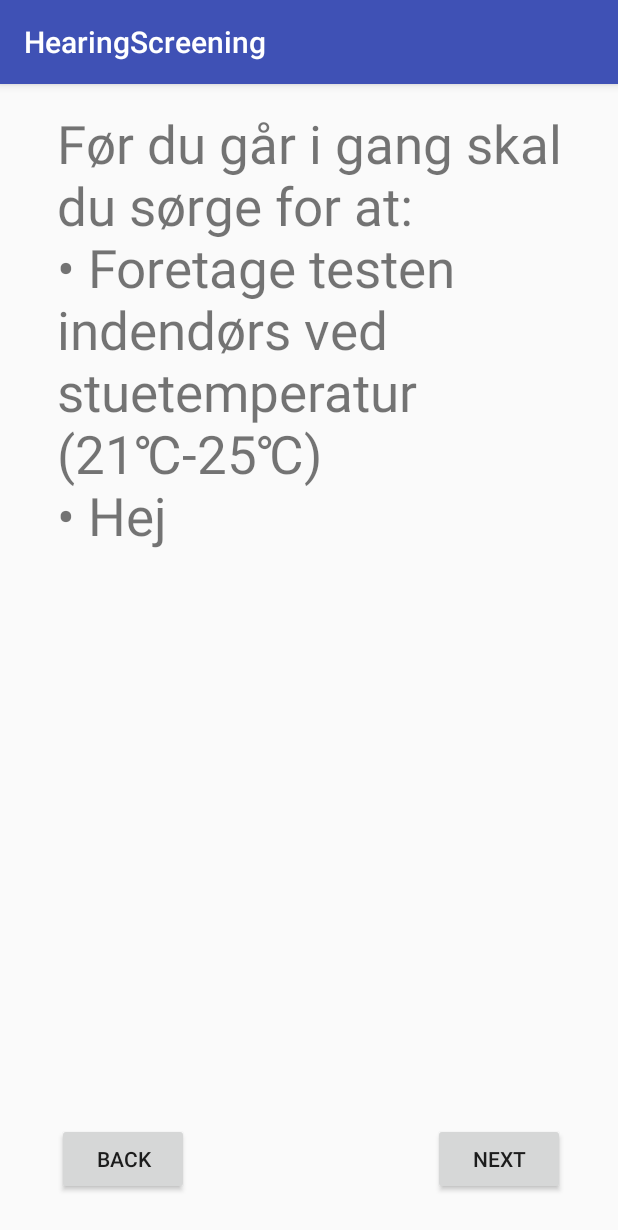
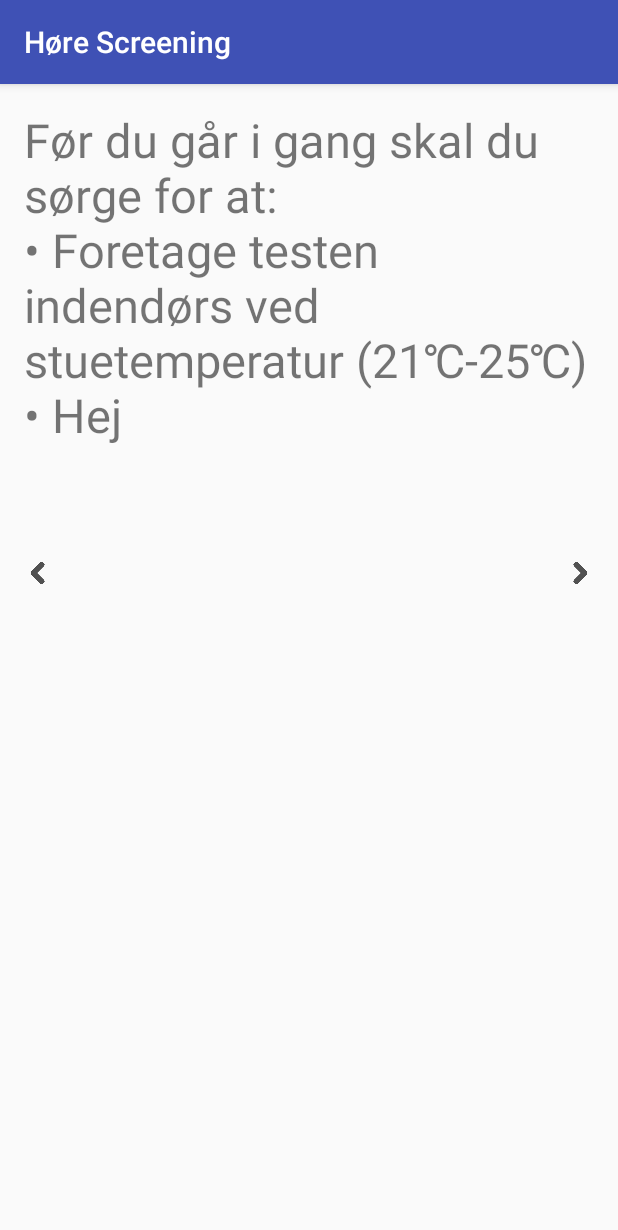
Before and after one commit to ChrisDaBang/CE.BachelorProject, an Android app: the screen it shows after launch (HowToActivity), after a tap on "HVORDAN TAGER JEG TESTEN?", on a phone screen of 412 x 824 dp. Shown: the top 1230 px of the screen. Run offline under Robolectric (Android 15) with nearby library versions, the phone set to English and light mode, and no system bars.

Commit message:
Added animations and tutorial swipe and touched up image resources

```diff
--- a/app/src/main/java/student/sdu/hearingscreening/activities/MainMenuActivity.java
+++ b/app/src/main/java/student/sdu/hearingscreening/activities/MainMenuActivity.java
@@ -21,8 +21,10 @@ public class MainMenuActivity extends AppCompatActivity {
             public void onClick(View v)
             {
                 Intent mainIntent = new Intent(getApplicationContext(), HowToActivity.class);
+                mainIntent.setFlags(Intent.FLAG_ACTIVITY_NO_ANIMATION);
                 MainMenuActivity.this.startActivity(mainIntent);
-                MainMenuActivity.this.finish(); //Should you finish? Who knows
+                overridePendingTransition(R.anim.push_right_in, R.anim.push_right_out2);
+                MainMenuActivity.this.finish();
             }
         });
 
--- a/app/src/main/java/student/sdu/hearingscreening/adapters/EarlierResultsListAdapter.java
+++ b/app/src/main/java/student/sdu/hearingscreening/adapters/EarlierResultsListAdapter.java
@@ -72,10 +72,10 @@ public class EarlierResultsListAdapter extends BaseExpandableListAdapter {
         }
         if(isExpanded) {
             row.setCompoundDrawablesWithIntrinsicBounds(
-                    R.mipmap.arrow_down, 0, 0, 0);
+                    R.drawable.arrow_down, 0, 0, 0);
         } else{
             row.setCompoundDrawablesWithIntrinsicBounds(
-                    R.mipmap.arrow_right, 0, 0, 0);
+                    R.drawable.arrow_right, 0, 0, 0);
         }
         row.setTypeface(Typeface.DEFAULT_BOLD);
         row.setTextSize(30);
--- /dev/null
+++ b/app/src/main/res/anim/push_right_in.xml
@@ -0,0 +1,5 @@
+<?xml version="1.0" encoding="utf-8"?>
+<set xmlns:android="http://schemas.android.com/apk/res/android">
+    <translate android:fromXDelta="100%p" android:toXDelta="0" android:duration="@android:integer/config_longAnimTime"/>
+    <alpha android:fromAlpha="1.0" android:toAlpha="1.0" android:duration="@android:integer/config_longAnimTime" />
+</set>
--- /dev/null
+++ b/app/src/main/res/anim/push_right_in2.xml
@@ -0,0 +1,5 @@
+<?xml version="1.0" encoding="utf-8"?>
+<set xmlns:android="http://schemas.android.com/apk/res/android">
+    <translate android:fromXDelta="0" android:toXDelta="100%p" android:duration="@android:integer/config_longAnimTime"/>
+    <alpha android:fromAlpha="1.0" android:toAlpha="1.0" android:duration="@android:integer/config_longAnimTime" />
+</set>
--- /dev/null
+++ b/app/src/main/res/anim/push_right_out.xml
@@ -0,0 +1,5 @@
+<?xml version="1.0" encoding="utf-8"?>
+<set xmlns:android="http://schemas.android.com/apk/res/android">
+    <translate android:fromXDelta="-100%p" android:toXDelta="0" android:duration="@android:integer/config_longAnimTime"/>
+    <alpha android:fromAlpha="1.0" android:toAlpha="1.0" android:duration="@android:integer/config_longAnimTime" />
+</set>
--- /dev/null
+++ b/app/src/main/res/anim/push_right_out2.xml
@@ -0,0 +1,5 @@
+<?xml version="1.0" encoding="utf-8"?>
+<set xmlns:android="http://schemas.android.com/apk/res/android">
+    <translate android:fromXDelta="0%p" android:toXDelta="-100%p" android:duration="@android:integer/config_longAnimTime"/>
+    <alpha android:fromAlpha="1.0" android:toAlpha="1.0" android:duration="@android:integer/config_longAnimTime" />
+</set>
--- a/app/src/main/res/layout/activity_how_to.xml
+++ b/app/src/main/res/layout/activity_how_to.xml
@@ -1,5 +1,6 @@
 <?xml version="1.0" encoding="utf-8"?>
 <RelativeLayout xmlns:android="http://schemas.android.com/apk/res/android"
+    xmlns:app="http://schemas.android.com/apk/res-auto"
     xmlns:tools="http://schemas.android.com/tools"
     android:id="@+id/activity_how_to"
     android:layout_width="match_parent"
@@ -10,31 +11,27 @@
     android:paddingTop="@dimen/activity_vertical_margin"
     tools:context="student.sdu.hearingscreening.activities.HowToActivity">
 
-    <Button
-        android:text="Next"
-        android:layout_width="wrap_content"
-        android:layout_height="wrap_content"
-        android:layout_alignParentBottom="true"
-        android:layout_alignParentEnd="true"
-        android:layout_marginEnd="19dp"
-        android:layout_marginBottom="11dp"
-        android:id="@+id/btn_next" />
-
-    <Button
-        android:text="Back"
-        android:layout_width="wrap_content"
-        android:layout_height="wrap_content"
-        android:layout_alignBottom="@+id/btn_next"
-        android:layout_alignParentStart="true"
-        android:layout_marginStart="22dp"
-        android:id="@+id/btn_back" />
+    <ImageButton
+        android:id="@+id/ib_swipe_left"
+        android:layout_width="20dp"
+        android:layout_height="20dp"
+        android:layout_marginTop="300dp"
+        android:scaleX="-1"
+        android:background="@drawable/swipe" />
 
     <TextView
         android:text="@string/howto_tv_tutorial"
-        android:textSize="16pt"
+        android:textSize="14pt"
         android:layout_width="match_parent"
         android:layout_height="match_parent"
         android:id="@+id/tv_tutorial"
-        android:layout_alignParentTop="true"
-        android:layout_alignStart="@+id/btn_back" />
+        android:layout_alignParentTop="true" />
+
+    <ImageButton
+        android:id="@+id/ib_swipe_right"
+        android:layout_width="20dp"
+        android:layout_height="20dp"
+        android:layout_alignParentEnd="true"
+        android:layout_alignTop="@+id/ib_swipe_left"
+        android:background="@drawable/swipe" />
 </RelativeLayout>
--- a/app/src/main/res/layout/activity_splash_screen.xml
+++ b/app/src/main/res/layout/activity_splash_screen.xml
@@ -16,7 +16,7 @@
         android:layout_height="match_parent"
         android:id="@+id/tv_splash"
         tools:text="@string/splashscreen_tv_splash"
-        android:textSize="22pt"
+        android:textSize="16pt"
         android:layout_alignParentTop="true"
         android:layout_alignParentStart="true" />
 </RelativeLayout>
--- a/app/src/main/res/values/strings.xml
+++ b/app/src/main/res/values/strings.xml
@@ -1,5 +1,5 @@
 <resources> <!--Naming = {Activity}_{Component}_{Identifier} -->
-    <string name="app_name">HearingScreening</string>
+    <string name="app_name">Høre Screening</string>
     <string name="splashscreen_tv_splash">Læs venligst \n\"Hvordan tager jeg testen?\" \nInden du går i gang</string>
 
     <!-- MainMenuActivity -->
```
Also changed, not shown: app/src/main/java/student/sdu/hearingscreening/activities/HowTo2Activity.java (+57 -2 lines), app/src/main/java/student/sdu/hearingscreening/activities/HowToActivity.java (+61 -4 lines), app/src/main/res/layout/activity_how_to_2.xml (+19 -26 lines), app/src/main/res/drawable/arrow_down.png (added), app/src/main/res/drawable/arrow_right.png (added), app/src/main/res/drawable/main_menu_screen_picture.PNG (renamed from app/src/main/res/mipmap-xxxhdpi/main_menu_screen_picture.PNG), app/src/main/res/drawable/start_test_knap_billede.PNG (renamed from app/src/main/res/mipmap-xxxhdpi/start_test_knap_billede.PNG), app/src/main/res/drawable/swipe.png (added), app/src/main/res/mipmap-xxxhdpi/arrow_down.png (deleted), app/src/main/res/mipmap-xxxhdpi/arrow_right.png (deleted).
